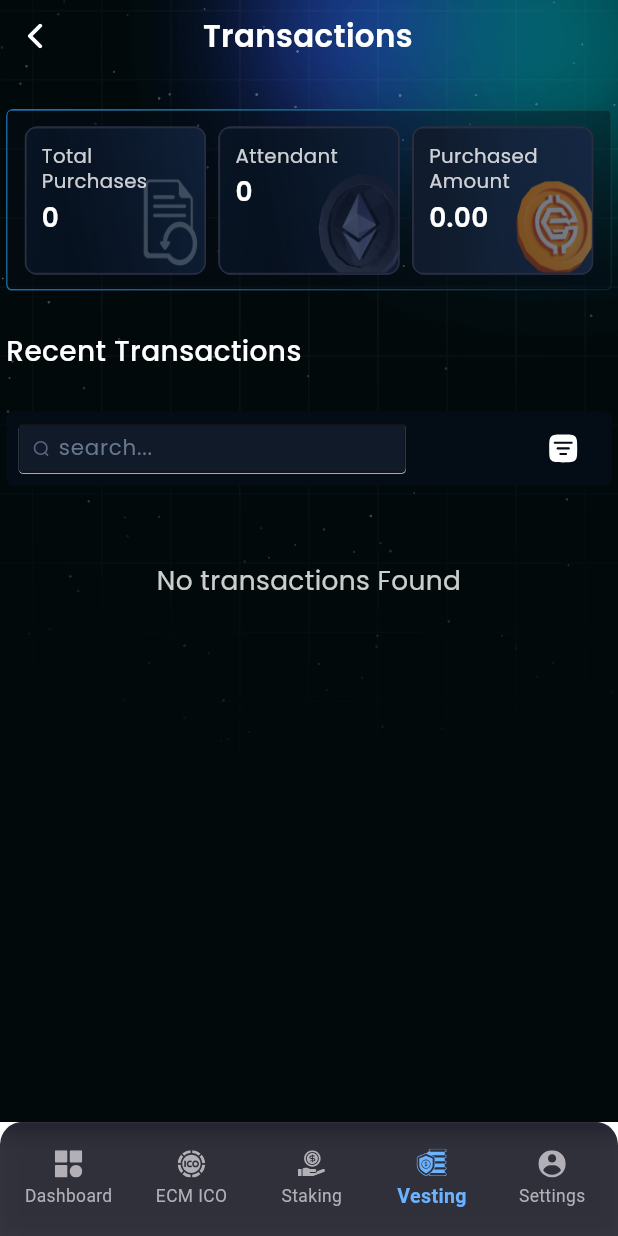
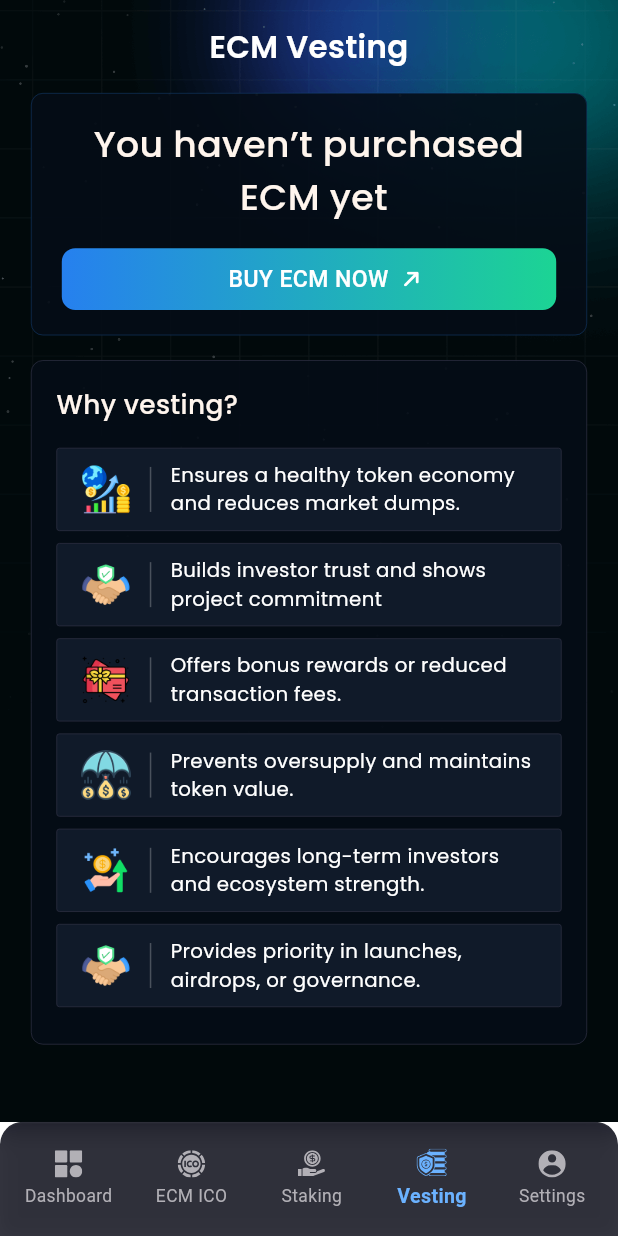
Before and after one commit to devhimuBlockVerse/myCoinPollMetaMask, a Flutter app: the DashboardBottomNavBar screen opened directly, item 4 of the bottom bar chosen, on a phone screen of 412 x 824 dp. Run offline on Flutter 3.47's test engine with Material 3 defaults, Android fonts, the phone set to English and light mode, and no system bars; our stand-ins replace auto_size_text, data_table_2, decimal, dio, flutter_html, flutter_svg and 7 more; missing offline and left inert: reown_appkit, reown_walletkit, web3dart; accounts and stored records are empty; network calls fail.

Commit message:
Vesting initial Screen Complete

```diff
--- a/lib/application/module/dashboard_bottom_nav.dart
+++ b/lib/application/module/dashboard_bottom_nav.dart
@@ -5,6 +5,7 @@ import 'package:mycoinpoll_metamask/application/module/userDashboard/view/dashbo
 import 'package:mycoinpoll_metamask/application/module/userDashboard/view/ecm_ico/Ico_screen.dart';
 import 'package:mycoinpoll_metamask/application/module/userDashboard/view/staking/staking_screen.dart';
 import 'package:mycoinpoll_metamask/application/module/userDashboard/view/transactions/transaction_screen.dart';
+import 'package:mycoinpoll_metamask/application/module/userDashboard/view/vesting/vesting_view.dart';
  import 'package:mycoinpoll_metamask/application/module/userDashboard/viewmodel/dashboard_nav_provider.dart';
 import 'package:provider/provider.dart';
 import '../presentation/screens/settings/settings_screen.dart';
@@ -20,7 +21,7 @@ class _DashboardBottomNavBarState extends State<DashboardBottomNavBar> {
     const DashboardScreen(),
     const ECMIcoScreen(),
     const StakingScreen(),
-    const TransactionScreen(),
+    const VestingView(),
     const ProfileScreen(),
   ];
 
@@ -30,7 +31,6 @@ class _DashboardBottomNavBarState extends State<DashboardBottomNavBar> {
     'assets/icons/dasboard.svg',
     'assets/icons/ico.svg',
     'assets/icons/staking.svg',
-    // 'assets/icons/transaction.svg',Transactions
     'assets/icons/vesting.svg',
     'assets/icons/profileIcon.svg',
   ];
--- a/lib/application/module/userDashboard/view/transactions/widgets/transaction_table.dart
+++ b/lib/application/module/userDashboard/view/transactions/widgets/transaction_table.dart
@@ -44,7 +44,7 @@ import 'transaction_details.dart';
         return SingleChildScrollView(
           scrollDirection: Axis.horizontal,
           child: SizedBox(
-            height: screenHeight * 0.8,
+            height: screenHeight * 0.9,
             width: constraints.maxWidth * 1.8,
             child: DataTable2(
 
@@ -153,8 +153,7 @@ import 'transaction_details.dart';
                             showDialog(
                               context: context,
                               builder: (_) => TransactionDetailsDialog(data: data,),
-                              // builder: (_) => const TransactionDetails(),
-                            );
+                             );
                             // Handle view details action
                             print('View details for ${data['TxnHash']}');
                           },
--- /dev/null
+++ b/lib/application/module/userDashboard/view/vesting/vesting_view.dart
@@ -0,0 +1,285 @@
+import 'package:flutter/material.dart';
+import 'package:mycoinpoll_metamask/framework/utils/dynamicFontSize.dart';
+import 'package:provider/provider.dart';
+
+import '../../../../../framework/components/BlockButton.dart';
+import '../../../../../framework/components/VestingContainer.dart';
+import '../../../side_nav_bar.dart';
+import '../../viewmodel/dashboard_nav_provider.dart';
+import '../../viewmodel/side_navigation_provider.dart';
+
+
+class VestingView extends StatefulWidget {
+  const VestingView({super.key});
+
+  @override
+  State<VestingView> createState() => _VestingViewState();
+}
+
+class _VestingViewState extends State<VestingView> {
+  @override
+  Widget build(BuildContext context) {
+    double screenWidth = MediaQuery.of(context).size.width;
+    double screenHeight = MediaQuery.of(context).size.height;
+
+    final navProvider = Provider.of<NavigationProvider>(context);
+    final currentScreenId = navProvider.currentScreenId;
+    final navItems = navProvider.drawerNavItems;
+
+    final GlobalKey<ScaffoldState> _scaffoldKey = GlobalKey<ScaffoldState>();
+
+
+
+    return  Scaffold(
+        key: _scaffoldKey,
+        drawerEnableOpenDragGesture: true,
+        drawerEdgeDragWidth: 80,
+        drawer: SideNavBar(
+          currentScreenId: currentScreenId,
+          navItems: navItems,
+          onScreenSelected: (id) => navProvider.setScreen(id),
+          onLogoutTapped: () {
+            ScaffoldMessenger.of(context).showSnackBar(
+                const SnackBar(content: Text("Logout Pressed")));
+          },
+        ),
+        extendBodyBehindAppBar: true,
+        backgroundColor: Colors.transparent,
+
+        body: SafeArea(
+          top: false,
+          child: Container(
+              width: screenWidth,
+              height: screenHeight,
+              decoration: const BoxDecoration(
+                color: Color(0xFF01090B),
+                image: DecorationImage(
+                    image: AssetImage('assets/images/starGradientBg.png'),
+                    fit: BoxFit.cover,
+                    alignment: Alignment.topRight,
+                    filterQuality : FilterQuality.low
+                ),
+              ),
+              child:
+              Column(
+                children: [
+                  SizedBox(height: screenHeight * 0.02),
+                  Align(
+                    alignment: Alignment.topCenter,
+                    child:  Text(
+                      'ECM Vesting',
+                      style: TextStyle(
+                        fontFamily: 'Poppins',
+                        color: Colors.white,
+                        fontWeight: FontWeight.w600,
+                        // fontSize: 20
+                        fontSize: screenWidth * 0.05,
+                      ),
+                      textAlign: TextAlign.center,
+                    ),
+                  ),
+
+                  Expanded(
+                    child: Padding(
+                      padding: EdgeInsets.symmetric(
+                        horizontal: screenWidth * 0.01,
+                        vertical: screenHeight * 0.02,
+                      ),
+                      child: ScrollConfiguration(
+                        behavior: const ScrollBehavior().copyWith(overscroll: false),
+
+                        child: RefreshIndicator(
+                          onRefresh: () async {},
+                          child: SingleChildScrollView(
+                            physics: const BouncingScrollPhysics(),
+
+
+                            child: Column(
+                              crossAxisAlignment: CrossAxisAlignment.center,
+                              mainAxisAlignment: MainAxisAlignment.start,
+                              children: [
+
+                                buyECMHeader(screenHeight, screenWidth, context),
+
+                                SizedBox(height: screenHeight * 0.02),
+
+                                whyVesting(screenHeight, screenWidth, context)
+
+                              ],
+                            ),
+                          ),
+                        ),
+                      ),
+                    ),
+                  ),
+                ],
+              )
+          ),
+        )
+    );
+  }
+
+  Widget buyECMHeader(screenHeight, screenWidth, context){
+    return VestingContainer(
+      width: screenWidth * 0.9,
+      child: Column(
+        mainAxisSize: MainAxisSize.min,
+        crossAxisAlignment: CrossAxisAlignment.center,
+        children: [
+
+          SizedBox(height: screenHeight * 0.02),
+
+          Text(
+            'You haven’t purchased \n ECM yet',
+            textAlign: TextAlign.center,
+            style: TextStyle(
+              color: Color(0XFFFFF5ED),
+              fontSize: getResponsiveFontSize(context, 22),
+              fontFamily: 'Poppins',
+              fontWeight: FontWeight.w500,
+            ),
+          ),
+
+          SizedBox(height: screenHeight * 0.02),
+
+          BlockButton(
+            height: screenHeight * 0.05,
+            width: screenWidth * 0.8,
+            label: 'BUY ECM NOW',
+            textStyle:  TextStyle(
+              fontWeight: FontWeight.w500,
+              color: Colors.white,
+              fontSize: getResponsiveFontSize(context, 14),
+              height: 1.6,
+            ),
+            gradientColors: const [
+              Color(0xFF2680EF),
+              Color(0xFF1CD494)
+            ],
+            onTap: () {
+              Provider.of<DashboardNavProvider>(context, listen: false).setIndex(1);
+            },
+            iconPath: 'assets/icons/arrowIcon.svg',
+            iconSize : screenHeight * 0.013,
+          ),
+          SizedBox(height: screenHeight * 0.02),
+
+        ],
+      ),
+    );
+
+  }
+
+  Widget whyVesting(screenHeight, screenWidth, context){
+    final vestingData = [
+      {
+        "image": "assets/images/vestingImg1.png",
+        "text": "Ensures a healthy token economy and reduces market dumps."
+      },
+      {
+        "image": "assets/images/moneyVesting.png",
+        "text": "Builds investor trust and shows project commitment"
+      },
+      {
+        "image": "assets/images/vestingImg2.png",
+        "text": "Offers bonus rewards or reduced transaction fees."
+      },
+      {
+        "image": "assets/images/vestingImg3.png",
+        "text": "Prevents oversupply and maintains token value."
+      },
+      {
+        "image": "assets/images/vestingImg5.png",
+        "text": "Encourages long-term investors and ecosystem strength."
+      },
+      {
+        "image": "assets/images/moneyVesting.png",
+        "text": "Provides priority in launches, airdrops, or governance."
+      },
+    ];
+
+    return VestingContainer(
+      width: screenWidth * 0.9,
+      borderColor: const Color(0XFF2C2E41),
+      padding: EdgeInsets.symmetric(horizontal: screenWidth * 0.04, vertical: screenHeight * 0.02),
+      child: Column(
+        crossAxisAlignment: CrossAxisAlignment.start,
+        children: [
+          Text(
+            'Why vesting?',
+            style: TextStyle(
+              color: Color(0XFFFFF5ED),
+              fontSize: getResponsiveFontSize(context, 16),
+              fontFamily: 'Poppins',
+              fontWeight: FontWeight.w500,
+            ),
+          ),
+
+          SizedBox(height: screenHeight * 0.02),
+
+          ...vestingData.map((item) => Padding(
+            padding: const EdgeInsets.only(bottom: 8),
+            child: VestingItem(
+              imagePath: item['image']!,
+              text: item['text']!,
+              height: screenHeight,
+            ),
+          )),
+
+        ],
+      ),
+    );
+  }
+
+}
+
+class VestingItem extends StatelessWidget {
+  final String imagePath;
+  final String text;
+  final double height;
+
+  const VestingItem({
+    super.key,
+    required this.imagePath,
+    required this.text,
+    required this.height,
+  });
+
+  @override
+  Widget build(BuildContext context) {
+    return VestingContainer(
+      borderColor: const Color(0XFF2C2E41),
+      backgroundColor: const Color(0XFF101A29),
+      padding: EdgeInsets.symmetric(
+        horizontal: 16,
+        vertical: height * 0.01,
+      ),
+      borderRadius: BorderRadius.circular(2.0),
+      child: Row(
+        children: [
+          Image.asset(
+            imagePath,
+            fit: BoxFit.contain,
+            height: height * 0.04,
+          ),
+          const SizedBox(width: 12),
+          Container(
+              margin: EdgeInsets.symmetric(horizontal: height * 0.001),
+              width: 1, height: 30, color: Colors.white24),
+          const SizedBox(width: 12),
+          Expanded(
+            child: Text(
+              text,
+              style:  TextStyle(
+                color: Colors.white,
+                fontSize: getResponsiveFontSize(context, 12),
+                fontWeight: FontWeight.w400,
+                fontFamily: 'Poppins',
+              ),
+            ),
+          ),
+        ],
+      ),
+    );
+  }
+}
--- a/lib/application/presentation/screens/home/home_screen.dart
+++ b/lib/application/presentation/screens/home/home_screen.dart
@@ -18,9 +18,7 @@ import '../../../../framework/components/BlockButton.dart';
 import '../../../../framework/components/badgeComponent.dart';
 import '../../../../framework/components/buy_ecm_button.dart';
 import '../../../../framework/components/customInputField.dart';
-import '../../../../framework/components/custonButton.dart';
-import '../../../../framework/components/loader.dart' show ECMProgressIndicator;
-import '../../../../framework/utils/customToastMessage.dart';
+  import '../../../../framework/utils/customToastMessage.dart';
 import '../../../../framework/utils/enums/toast_type.dart';
 import '../../../../framework/widgets/animated_blockchain_images.dart';
 import '../../../data/services/api_service.dart';
--- a/lib/application/presentation/screens/news/trending_screen.dart
+++ b/lib/application/presentation/screens/news/trending_screen.dart
@@ -1,7 +1,6 @@
 import 'package:flutter/material.dart';
 import 'package:flutter_html/flutter_html.dart';
 import 'package:flutter_svg/svg.dart';
-import 'package:html_unescape/html_unescape.dart';
 import 'package:mycoinpoll_metamask/framework/components/customShareButton.dart';
 import 'package:share_plus/share_plus.dart';
 
--- a/lib/framework/components/SwitcherComponent.dart
+++ /dev/null
@@ -1,76 +0,0 @@
-import 'package:flutter/material.dart';
-
-
-class SwitcherComponent extends StatefulWidget {
-  final String title;
-  final bool initialSwitchValue;
-  final ValueChanged<bool>? onToggle;
-
-  const SwitcherComponent({
-    super.key,
-    required this.initialSwitchValue,
-    this.onToggle, required this.title,
-  });
-
-  @override
-  State<SwitcherComponent> createState() => _SwitcherComponentState();
-}
-
-class _SwitcherComponentState extends State<SwitcherComponent> {
-  late bool isSwitchOn;
-
-  @override
-  void initState() {
-    super.initState();
-    isSwitchOn = widget.initialSwitchValue;
-  }
-
-  void _handleToggle(bool value) {
-    setState(() {
-      isSwitchOn = value;
-    });
-
-    if (widget.onToggle != null) {
-      widget.onToggle!(value);
-    }
-  }
-
-  @override
-  Widget build(BuildContext context) {
-    final screenWidth = MediaQuery.of(context).size.width;
-
-    final containerWidth = screenWidth * 0.9;
-    final labelWidth = screenWidth * 0.7;
-
-    return SizedBox(
-      width: containerWidth,
-      child: Row(
-        mainAxisAlignment: MainAxisAlignment.start,
-        crossAxisAlignment: CrossAxisAlignment.center,
-        children: [
-          SizedBox(
-            width: labelWidth,
-            child: Text(
-              widget.title,
-              textAlign: TextAlign.start,
-              style: TextStyle(
-                  color: const Color(0xFFFEFEFE),
-                  fontSize: screenWidth * 0.040,
-                  fontFamily: 'Poppins',
-                  letterSpacing: 0.25,
-                  height: 1.6,
-                  fontWeight: FontWeight.w400
-              ),
-            ),
-          ),
-          const Spacer(),
-          Switch(
-            value: isSwitchOn,
-            activeColor: Colors.blueAccent,
-            onChanged: _handleToggle,
-          ),
-        ],
-      ),
-    );
-  }
-}
--- /dev/null
+++ b/lib/framework/components/VestingContainer.dart
@@ -0,0 +1,48 @@
+
+import 'package:flutter/material.dart';
+
+class VestingContainer extends StatelessWidget {
+  final Widget child;
+  final double? width;
+  final double? height;
+  final Color? backgroundColor;
+  final Color? borderColor;
+  final EdgeInsetsGeometry? padding;
+  final BorderRadiusGeometry? borderRadius;
+
+  static const Color defaultBackgroundColor = Color(0xE5040C16);
+  static const Color defaultBorderColor = Color(0x4C2682EE);
+  static final BorderRadiusGeometry defaultBorderRadius = BorderRadius.circular(8);
+
+  const VestingContainer({
+    super.key,
+    required this.child,
+    this.width,
+    this.height,
+    this.backgroundColor,
+    this.borderColor,
+    this.padding,
+    this.borderRadius,
+  });
+
+  @override
+  Widget build(BuildContext context) {
+    double screenWidth = MediaQuery.of(context).size.width;
+    final effectiveBackgroundColor = backgroundColor ?? defaultBackgroundColor;
+    final effectiveBorderColor = borderColor ?? defaultBorderColor;
+    final effectiveBorderRadius = borderRadius ?? defaultBorderRadius;
+    return Container(
+      width: width ?? screenWidth,
+      height: height,
+      padding: padding,
+      decoration: ShapeDecoration(
+        color: effectiveBackgroundColor,
+        shape: RoundedRectangleBorder(
+          side: BorderSide(width: 0.50, color: effectiveBorderColor),
+          borderRadius: effectiveBorderRadius,
+        ),
+      ),
+      child: child,
+    );
+  }
+}
```
Also changed, not shown: assets/images/moneyVesting.png (added), assets/images/vestingImg1.png (added), assets/images/vestingImg2.png (added), assets/images/vestingImg3.png (added), assets/images/vestingImg4.png (added), assets/images/vestingImg5.png (added), pubspec.lock.
